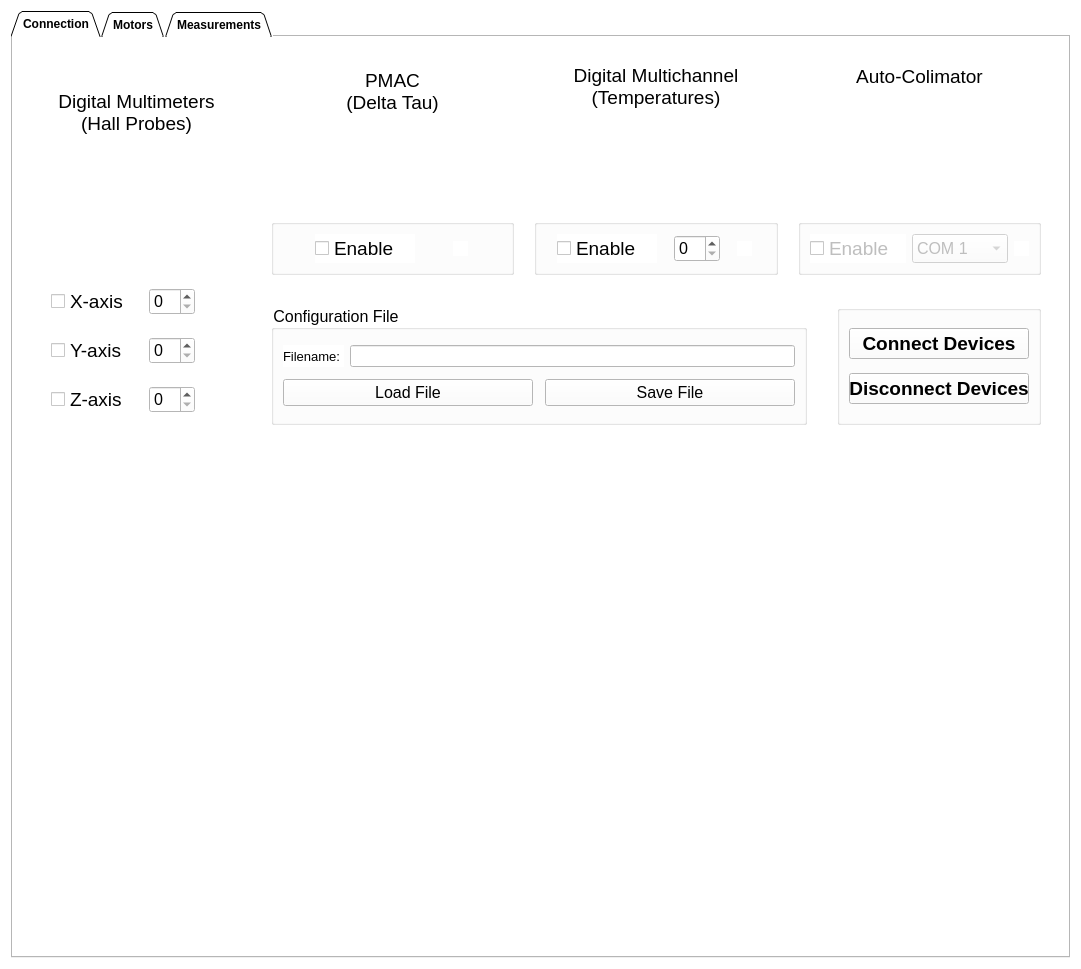
Old version of the form gui/interface.ui in the repository lnls-ima/hall-bench-control.
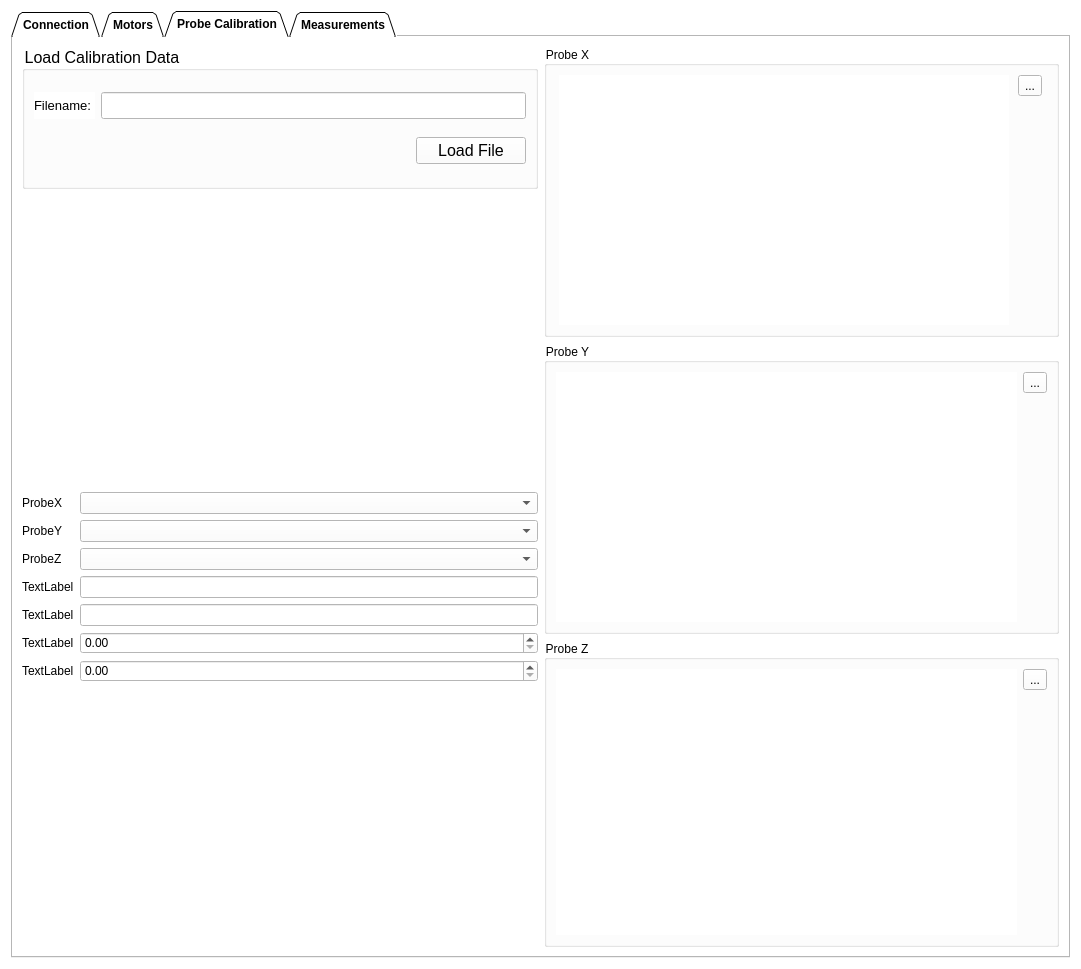
New version of the form. The open tabs and pages were chosen to show the change. Icons and pictures are not drawn. Custom widgets are drawn as their Qt base class.

Commit message: Add initial version of calibration data visualization

The edit to the form file:
```diff
--- a/gui/interface.ui
+++ b/gui/interface.ui
@@ -16,8 +16,8 @@
   <property name="styleSheet">
    <string notr="true">background-color: rgb(255, 255, 255);</string>
   </property>
-  <layout class="QVBoxLayout" name="verticalLayout_4">
-   <item>
+  <layout class="QGridLayout" name="gridLayout_18">
+   <item row="0" column="0">
     <widget class="QTabWidget" name="tab">
      <property name="font">
       <font>
@@ -1876,6 +1876,354 @@
        </property>
       </widget>
      </widget>
+     <widget class="QWidget" name="tab_calibration">
+      <attribute name="title">
+       <string>Probe Calibration</string>
+      </attribute>
+      <layout class="QGridLayout" name="gridLayout_19">
+       <item row="0" column="0">
+        <widget class="QGroupBox" name="gb_load_calibration">
+         <property name="font">
+          <font>
+           <pointsize>12</pointsize>
+           <weight>50</weight>
+           <bold>false</bold>
+          </font>
+         </property>
+         <property name="title">
+          <string>Load Calibration Data</string>
+         </property>
+         <layout class="QGridLayout" name="gridLayout_14">
+          <item row="1" column="3">
+           <widget class="QLineEdit" name="le_calibration_filename">
+            <property name="styleSheet">
+             <string notr="true">font: 8pt &quot;MS Shell Dlg 2&quot;;</string>
+            </property>
+            <property name="readOnly">
+             <bool>true</bool>
+            </property>
+           </widget>
+          </item>
+          <item row="1" column="2">
+           <widget class="QLabel" name="la_calibration_filename">
+            <property name="font">
+             <font>
+              <pointsize>10</pointsize>
+             </font>
+            </property>
+            <property name="text">
+             <string>Filename: </string>
+            </property>
+           </widget>
+          </item>
+          <item row="2" column="3" alignment="Qt::AlignRight">
+           <widget class="QPushButton" name="pb_load_calibration">
+            <property name="sizePolicy">
+             <sizepolicy hsizetype="Fixed" vsizetype="Fixed">
+              <horstretch>0</horstretch>
+              <verstretch>0</verstretch>
+             </sizepolicy>
+            </property>
+            <property name="minimumSize">
+             <size>
+              <width>110</width>
+              <height>0</height>
+             </size>
+            </property>
+            <property name="maximumSize">
+             <size>
+              <width>110</width>
+              <height>16777215</height>
+             </size>
+            </property>
+            <property name="font">
+             <font>
+              <pointsize>12</pointsize>
+             </font>
+            </property>
+            <property name="text">
+             <string>Load File</string>
+            </property>
+           </widget>
+          </item>
+         </layout>
+        </widget>
+       </item>
+       <item row="0" column="1" rowspan="2">
+        <widget class="QGroupBox" name="gb_probex">
+         <property name="title">
+          <string>Probe X</string>
+         </property>
+         <layout class="QGridLayout" name="gridLayout_16">
+          <property name="leftMargin">
+           <number>9</number>
+          </property>
+          <property name="rightMargin">
+           <number>9</number>
+          </property>
+          <property name="bottomMargin">
+           <number>9</number>
+          </property>
+          <item row="0" column="2">
+           <widget class="PlotWidget" name="gv_probex">
+            <property name="sizePolicy">
+             <sizepolicy hsizetype="Fixed" vsizetype="Fixed">
+              <horstretch>0</horstretch>
+              <verstretch>0</verstretch>
+             </sizepolicy>
+            </property>
+            <property name="minimumSize">
+             <size>
+              <width>450</width>
+              <height>250</height>
+             </size>
+            </property>
+            <property name="autoFillBackground">
+             <bool>false</bool>
+            </property>
+            <property name="frameShape">
+             <enum>QFrame::NoFrame</enum>
+            </property>
+            <property name="backgroundBrush">
+             <brush brushstyle="NoBrush">
+              <color alpha="255">
+               <red>255</red>
+               <green>255</green>
+               <blue>255</blue>
+              </color>
+             </brush>
+            </property>
+           </widget>
+          </item>
+          <item row="0" column="3" alignment="Qt::AlignTop">
+           <widget class="QToolButton" name="tb_probex">
+            <property name="text">
+             <string>...</string>
+            </property>
+            <property name="icon">
+             <iconset resource="resources.qrc">
+              <normaloff>:/images/images/table.png</normaloff>:/images/images/table.png</iconset>
+            </property>
+            <property name="iconSize">
+             <size>
+              <width>20</width>
+              <height>20</height>
+             </size>
+            </property>
+           </widget>
+          </item>
+         </layout>
+        </widget>
+       </item>
+       <item row="2" column="1" rowspan="2">
+        <widget class="QGroupBox" name="gb_probey">
+         <property name="title">
+          <string>Probe Y</string>
+         </property>
+         <layout class="QGridLayout" name="gridLayout_15">
+          <item row="0" column="1">
+           <widget class="PlotWidget" name="gv_probey">
+            <property name="minimumSize">
+             <size>
+              <width>450</width>
+              <height>250</height>
+             </size>
+            </property>
+            <property name="frameShape">
+             <enum>QFrame::NoFrame</enum>
+            </property>
+            <property name="backgroundBrush">
+             <brush brushstyle="NoBrush">
+              <color alpha="255">
+               <red>255</red>
+               <green>255</green>
+               <blue>255</blue>
+              </color>
+             </brush>
+            </property>
+           </widget>
+          </item>
+          <item row="0" column="2" alignment="Qt::AlignTop">
+           <widget class="QToolButton" name="tb_probey">
+            <property name="text">
+             <string>...</string>
+            </property>
+            <property name="icon">
+             <iconset resource="resources.qrc">
+              <normaloff>:/images/images/table.png</normaloff>:/images/images/table.png</iconset>
+            </property>
+            <property name="iconSize">
+             <size>
+              <width>20</width>
+              <height>20</height>
+             </size>
+            </property>
+           </widget>
+          </item>
+         </layout>
+        </widget>
+       </item>
+       <item row="4" column="1">
+        <widget class="QGroupBox" name="gb_probez">
+         <property name="title">
+          <string>Probe Z</string>
+         </property>
+         <layout class="QGridLayout" name="gridLayout_17">
+          <item row="0" column="2" alignment="Qt::AlignTop">
+           <widget class="QToolButton" name="tb_probez">
+            <property name="text">
+             <string>...</string>
+            </property>
+            <property name="icon">
+             <iconset resource="resources.qrc">
+              <normaloff>:/images/images/table.png</normaloff>:/images/images/table.png</iconset>
+            </property>
+            <property name="iconSize">
+             <size>
+              <width>20</width>
+              <height>20</height>
+             </size>
+            </property>
+           </widget>
+          </item>
+          <item row="0" column="1">
+           <widget class="PlotWidget" name="gv_probez">
+            <property name="minimumSize">
+             <size>
+              <width>450</width>
+              <height>250</height>
+             </size>
+            </property>
+            <property name="frameShape">
+             <enum>QFrame::NoFrame</enum>
+            </property>
+            <property name="frameShadow">
+             <enum>QFrame::Sunken</enum>
+            </property>
+            <property name="backgroundBrush">
+             <brush brushstyle="NoBrush">
+              <color alpha="255">
+               <red>255</red>
+               <green>255</green>
+               <blue>255</blue>
+              </color>
+             </brush>
+            </property>
+           </widget>
+          </item>
+         </layout>
+        </widget>
+       </item>
+       <item row="1" column="0" rowspan="2" alignment="Qt::AlignHCenter">
+        <widget class="QLabel" name="la_probe_image">
+         <property name="sizePolicy">
+          <sizepolicy hsizetype="Fixed" vsizetype="Fixed">
+           <horstretch>0</horstretch>
+           <verstretch>0</verstretch>
+          </sizepolicy>
+         </property>
+         <property name="minimumSize">
+          <size>
+           <width>340</width>
+           <height>230</height>
+          </size>
+         </property>
+         <property name="maximumSize">
+          <size>
+           <width>340</width>
+           <height>230</height>
+          </size>
+         </property>
+         <property name="text">
+          <string/>
+         </property>
+         <property name="pixmap">
+          <pixmap resource="resources.qrc">:/images/images/hall_probe.png</pixmap>
+         </property>
+         <property name="scaledContents">
+          <bool>true</bool>
+         </property>
+        </widget>
+       </item>
+       <item row="3" column="0" rowspan="2">
+        <layout class="QFormLayout" name="fm_calibration">
+         <property name="fieldGrowthPolicy">
+          <enum>QFormLayout::AllNonFixedFieldsGrow</enum>
+         </property>
+         <item row="0" column="0">
+          <widget class="QLabel" name="la_temp1">
+           <property name="text">
+            <string>ProbeX</string>
+           </property>
+          </widget>
+         </item>
+         <item row="0" column="1">
+          <widget class="QComboBox" name="cb_temp1"/>
+         </item>
+         <item row="1" column="0">
+          <widget class="QLabel" name="la_temp2">
+           <property name="text">
+            <string>ProbeY</string>
+           </property>
+          </widget>
+         </item>
+         <item row="1" column="1">
+          <widget class="QComboBox" name="cb_temp2"/>
+         </item>
+         <item row="2" column="0">
+          <widget class="QLabel" name="la_temp3">
+           <property name="text">
+            <string>ProbeZ</string>
+           </property>
+          </widget>
+         </item>
+         <item row="2" column="1">
+          <widget class="QComboBox" name="cb_temp3"/>
+         </item>
+         <item row="3" column="0">
+          <widget class="QLabel" name="la_temp4">
+           <property name="text">
+            <string>TextLabel</string>
+           </property>
+          </widget>
+         </item>
+         <item row="3" column="1">
+          <widget class="QLineEdit" name="le_temp1"/>
+         </item>
+         <item row="4" column="0">
+          <widget class="QLabel" name="la_temp5">
+           <property name="text">
+            <string>TextLabel</string>
+           </property>
+          </widget>
+         </item>
+         <item row="4" column="1">
+          <widget class="QLineEdit" name="le_temp2"/>
+         </item>
+         <item row="5" column="0">
+          <widget class="QLabel" name="la_temp6">
+           <property name="text">
+            <string>TextLabel</string>
+           </property>
+          </widget>
+         </item>
+         <item row="5" column="1">
+          <widget class="QDoubleSpinBox" name="db_temp2"/>
+         </item>
+         <item row="6" column="0">
+          <widget class="QLabel" name="la_temp7">
+           <property name="text">
+            <string>TextLabel</string>
+           </property>
+          </widget>
+         </item>
+         <item row="6" column="1">
+          <widget class="QDoubleSpinBox" name="db_temp1"/>
+         </item>
+        </layout>
+       </item>
+      </layout>
+     </widget>
      <widget class="QWidget" name="tab_measurement">
       <attribute name="title">
        <string>Measurements</string>
```
Left out of the diff: 1 changed line with no effect on the pictures. The commit also changes 5 other files.
